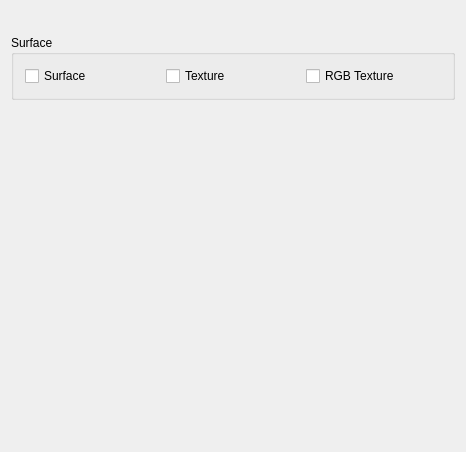
Before: the Qt Designer form Modules/Bundles/org.mitk.gui.qt.tofutil/src/internal/QmitkToFUtilViewControls.ui in MITK/MITK, drawn with Qt 5.
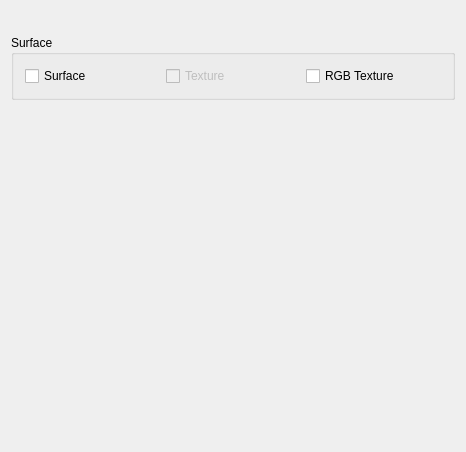
After: the same form once the commit is applied. Custom widgets are drawn as their Qt base class.

Commit message: Enable texture checkbox only when a surface node is available.

Diff of the .ui file:
```diff
--- a/Modules/Bundles/org.mitk.gui.qt.tofutil/src/internal/QmitkToFUtilViewControls.ui
+++ b/Modules/Bundles/org.mitk.gui.qt.tofutil/src/internal/QmitkToFUtilViewControls.ui
@@ -89,7 +89,7 @@
       <item row="0" column="1">
        <widget class="QCheckBox" name="m_TextureCheckBox">
         <property name="enabled">
-         <bool>true</bool>
+         <bool>false</bool>
         </property>
         <property name="text">
          <string>Texture</string>
```
The commit also changes 1 other file.
